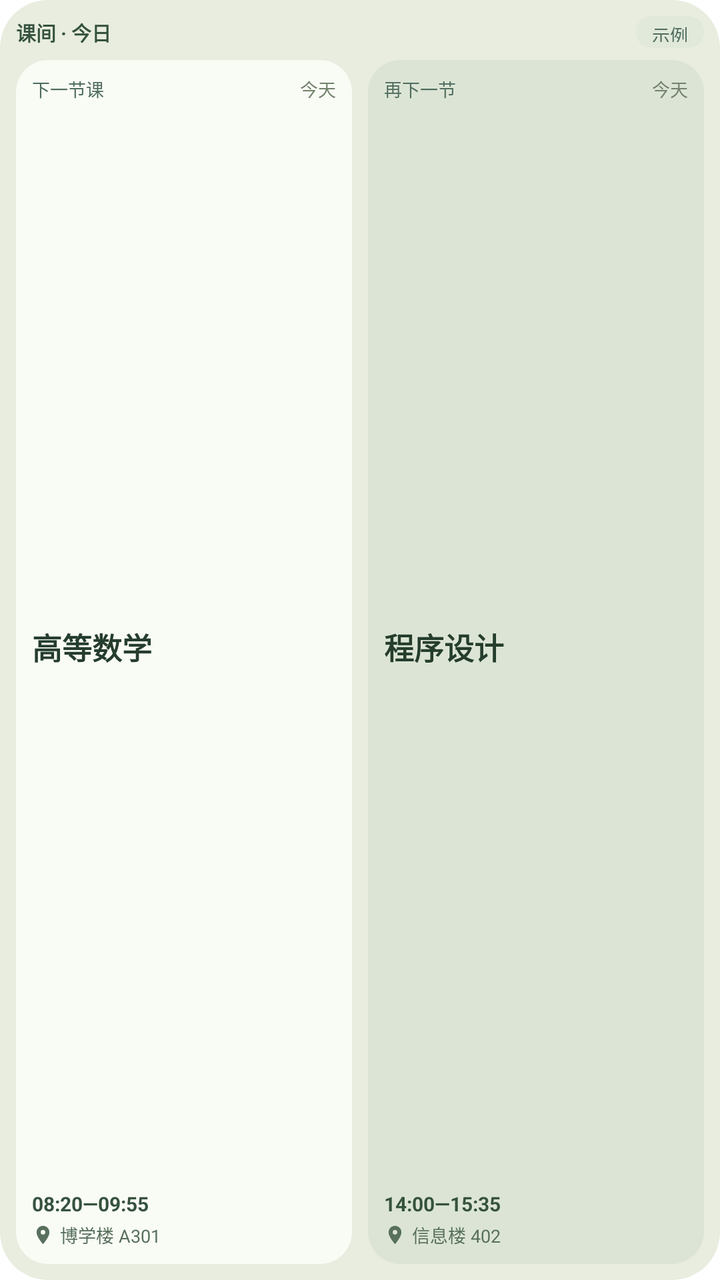
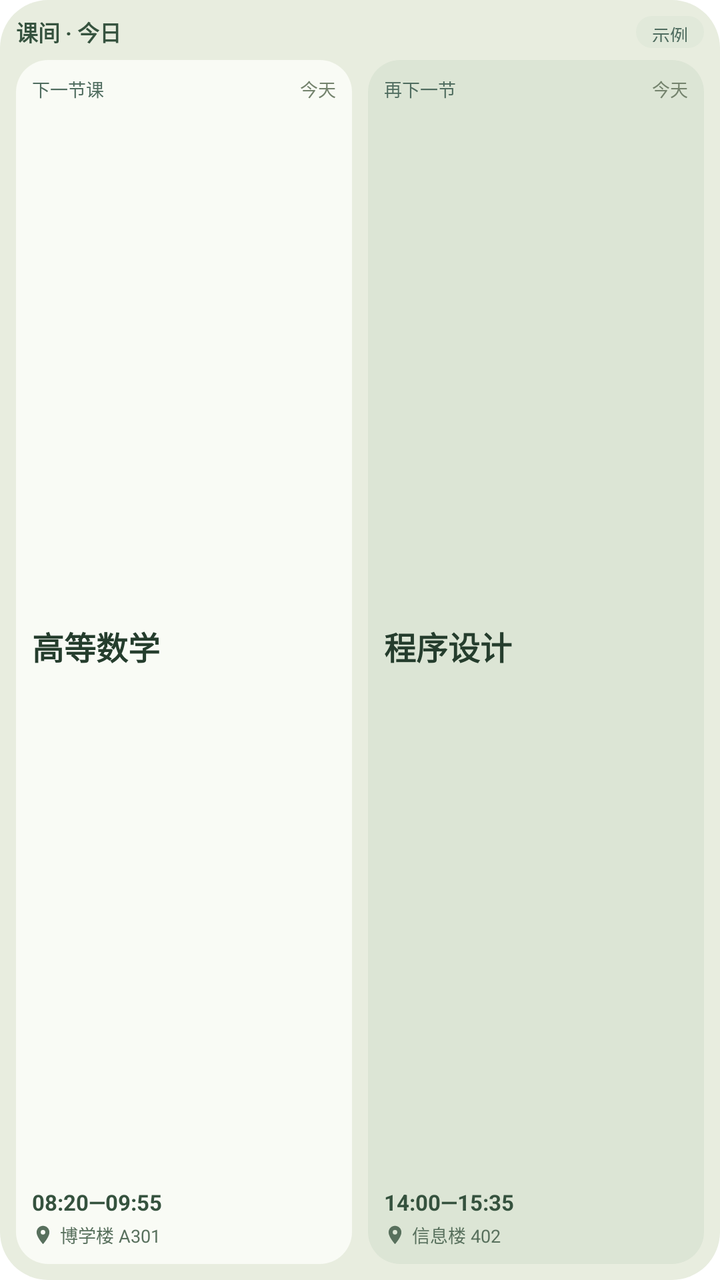

Two renders of the same Android screen: before a commit and after it. Below are the layout's source before the change and the commit's diff.
<!-- AndroidManifest.xml: fallback theme Theme.MaterialComponents.DayNight.NoActionBar -->
<!-- res/layout/widget_schedule_dense.xml -->
<?xml version="1.0" encoding="utf-8"?>
<LinearLayout xmlns:android="http://schemas.android.com/apk/res/android"
    android:id="@+id/widget_root" android:layout_width="match_parent" android:layout_height="match_parent"
    android:orientation="vertical" android:padding="8dp" android:background="@drawable/widget_background">
    <LinearLayout android:layout_width="match_parent" android:layout_height="16dp" android:gravity="center_vertical">
        <TextView android:id="@+id/widget_date" android:layout_width="0dp" android:layout_weight="1" android:layout_height="wrap_content" android:text="课间 · 今日" android:textColor="#35523E" android:textSize="10sp" android:textStyle="bold" android:maxLines="1" android:ellipsize="end" android:includeFontPadding="false" />
        <TextView android:id="@+id/widget_week" android:layout_width="wrap_content" android:layout_height="wrap_content" android:paddingLeft="8dp" android:paddingRight="8dp" android:paddingTop="3dp" android:paddingBottom="3dp" android:background="@drawable/widget_badge" android:text="示例" android:textColor="#4F6C5F" android:textSize="9sp" android:maxLines="1" android:includeFontPadding="false" />
    </LinearLayout>
    <LinearLayout android:layout_width="match_parent" android:layout_height="0dp" android:layout_weight="1" android:layout_marginTop="6dp" android:orientation="horizontal" android:baselineAligned="false">
        <LinearLayout android:layout_width="0dp" android:layout_weight="1" android:layout_height="match_parent" android:orientation="vertical" android:padding="8dp" android:background="@drawable/widget_card_primary">
            <LinearLayout android:layout_width="match_parent" android:layout_height="wrap_content" android:gravity="center_vertical">
                <TextView android:id="@+id/widget_status" android:layout_width="0dp" android:layout_weight="1" android:layout_height="wrap_content" android:text="下一节课" android:textColor="#4F6C5F" android:textSize="9sp" android:maxLines="1" android:ellipsize="end" android:includeFontPadding="false" />
                <TextView android:id="@+id/widget_day" android:layout_width="wrap_content" android:layout_height="wrap_content" android:text="今天" android:textColor="#74836D" android:textSize="9sp" android:maxLines="1" android:includeFontPadding="false" />
            </LinearLayout>
            <TextView android:id="@+id/widget_name" android:layout_width="match_parent" android:layout_height="0dp" android:layout_weight="1" android:gravity="center_vertical" android:text="高等数学" android:textColor="#253D2D" android:textSize="15sp" android:textStyle="bold" android:maxLines="1" android:ellipsize="end" android:includeFontPadding="false" />
            <TextView android:id="@+id/widget_time" android:layout_width="match_parent" android:layout_height="wrap_content" android:text="08:20—09:55" android:textColor="#35523E" android:textSize="10sp" android:textStyle="bold" android:maxLines="1" android:ellipsize="end" android:includeFontPadding="false" />
            <LinearLayout android:layout_width="match_parent" android:layout_height="wrap_content" android:layout_marginTop="3dp" android:gravity="center_vertical">
                <ImageView android:layout_width="11dp" android:layout_height="11dp" android:layout_marginRight="3dp" android:src="@drawable/widget_location" android:importantForAccessibility="no" />
                <TextView android:id="@+id/widget_room" android:layout_width="0dp" android:layout_weight="1" android:layout_height="wrap_content" android:text="博学楼 A301" android:textColor="#58705D" android:textSize="9sp" android:maxLines="1" android:ellipsize="end" android:includeFontPadding="false" />
            </LinearLayout>
        </LinearLayout>
        <LinearLayout android:id="@+id/widget_second" android:layout_width="0dp" android:layout_weight="1" android:layout_height="match_parent" android:layout_marginLeft="8dp" android:orientation="vertical" android:padding="8dp" android:background="@drawable/widget_card_secondary">
            <LinearLayout android:layout_width="match_parent" android:layout_height="wrap_content" android:gravity="center_vertical">
                <TextView android:id="@+id/widget_second_status" android:layout_width="0dp" android:layout_weight="1" android:layout_height="wrap_content" android:text="再下一节" android:textColor="#4F6C5F" android:textSize="9sp" android:maxLines="1" android:ellipsize="end" android:includeFontPadding="false" />
                <TextView android:id="@+id/widget_second_day" android:layout_width="wrap_content" android:layout_height="wrap_content" android:text="今天" android:textColor="#74836D" android:textSize="9sp" android:maxLines="1" android:includeFontPadding="false" />
            </LinearLayout>
            <TextView android:id="@+id/widget_second_name" android:layout_width="match_parent" android:layout_height="0dp" android:layout_weight="1" android:gravity="center_vertical" android:text="程序设计" android:textColor="#253D2D" android:textSize="15sp" android:textStyle="bold" android:maxLines="1" android:ellipsize="end" android:includeFontPadding="false" />
            <TextView android:id="@+id/widget_second_time" android:layout_width="match_parent" android:layout_height="wrap_content" android:text="14:00—15:35" android:textColor="#35523E" android:textSize="10sp" android:textStyle="bold" android:maxLines="1" android:ellipsize="end" android:includeFontPadding="false" />
            <LinearLayout android:layout_width="match_parent" android:layout_height="wrap_content" android:layout_marginTop="3dp" android:gravity="center_vertical">
                <ImageView android:layout_width="11dp" android:layout_height="11dp" android:layout_marginRight="3dp" android:src="@drawable/widget_location" android:importantForAccessibility="no" />
                <TextView android:id="@+id/widget_second_room" android:layout_width="0dp" android:layout_weight="1" android:layout_height="wrap_content" android:text="信息楼 402" android:textColor="#58705D" android:textSize="9sp" android:maxLines="1" android:ellipsize="end" android:includeFontPadding="false" />
            </LinearLayout>
        </LinearLayout>
    </LinearLayout>
</LinearLayout>
<!-- resources referenced by this layout -->
<resources>
  <!-- drawable widget_background (drawable) -->
  <?xml version="1.0" encoding="utf-8"?>
  <shape xmlns:android="http://schemas.android.com/apk/res/android" android:shape="rectangle">
      <solid android:color="#E8EDDF" />
      <corners android:radius="24dp" />
  </shape>
  <!-- drawable widget_badge (drawable) -->
  <?xml version="1.0" encoding="utf-8"?>
  <shape xmlns:android="http://schemas.android.com/apk/res/android" android:shape="rectangle">
      <solid android:color="#E1E9DA" />
      <corners android:radius="8dp" />
  </shape>
  <!-- drawable widget_card_primary (drawable) -->
  <?xml version="1.0" encoding="utf-8"?>
  <shape xmlns:android="http://schemas.android.com/apk/res/android" android:shape="rectangle">
      <solid android:color="#F9FBF5" />
      <corners android:radius="16dp" />
  </shape>
  <!-- drawable widget_card_secondary (drawable) -->
  <?xml version="1.0" encoding="utf-8"?>
  <shape xmlns:android="http://schemas.android.com/apk/res/android" android:shape="rectangle">
      <solid android:color="#DCE5D5" />
      <corners android:radius="16dp" />
  </shape>
  <!-- drawable widget_location (drawable) -->
  <vector xmlns:android="http://schemas.android.com/apk/res/android" android:width="12dp" android:height="12dp" android:viewportWidth="24" android:viewportHeight="24">
      <path android:fillColor="#58705D" android:pathData="M12,2C8.13,2 5,5.13 5,9c0,5.25 7,13 7,13s7,-7.75 7,-13c0,-3.87 -3.13,-7 -7,-7zM12,11.5A2.5,2.5 0,1 1,12,6.5a2.5,2.5 0,0 1,0,5z" />
  </vector>
</resources>

<!-- the commit's change to res/layout/widget_schedule_dense.xml (unified diff, before → after) -->
@@ -3,7 +3,7 @@
     android:id="@+id/widget_root" android:layout_width="match_parent" android:layout_height="match_parent"
     android:orientation="vertical" android:padding="8dp" android:background="@drawable/widget_background">
     <LinearLayout android:layout_width="match_parent" android:layout_height="16dp" android:gravity="center_vertical">
-        <TextView android:id="@+id/widget_date" android:layout_width="0dp" android:layout_weight="1" android:layout_height="wrap_content" android:text="课间 · 今日" android:textColor="#35523E" android:textSize="10sp" android:textStyle="bold" android:maxLines="1" android:ellipsize="end" android:includeFontPadding="false" />
+        <TextView android:id="@+id/widget_date" android:layout_width="0dp" android:layout_weight="1" android:layout_height="wrap_content" android:text="课间 · 今日" android:textColor="#35523E" android:textSize="11sp" android:textStyle="bold" android:maxLines="1" android:ellipsize="end" android:includeFontPadding="false" />
         <TextView android:id="@+id/widget_week" android:layout_width="wrap_content" android:layout_height="wrap_content" android:paddingLeft="8dp" android:paddingRight="8dp" android:paddingTop="3dp" android:paddingBottom="3dp" android:background="@drawable/widget_badge" android:text="示例" android:textColor="#4F6C5F" android:textSize="9sp" android:maxLines="1" android:includeFontPadding="false" />
     </LinearLayout>
     <LinearLayout android:layout_width="match_parent" android:layout_height="0dp" android:layout_weight="1" android:layout_marginTop="6dp" android:orientation="horizontal" android:baselineAligned="false">
@@ -12,8 +12,8 @@
                 <TextView android:id="@+id/widget_status" android:layout_width="0dp" android:layout_weight="1" android:layout_height="wrap_content" android:text="下一节课" android:textColor="#4F6C5F" android:textSize="9sp" android:maxLines="1" android:ellipsize="end" android:includeFontPadding="false" />
                 <TextView android:id="@+id/widget_day" android:layout_width="wrap_content" android:layout_height="wrap_content" android:text="今天" android:textColor="#74836D" android:textSize="9sp" android:maxLines="1" android:includeFontPadding="false" />
             </LinearLayout>
-            <TextView android:id="@+id/widget_name" android:layout_width="match_parent" android:layout_height="0dp" android:layout_weight="1" android:gravity="center_vertical" android:text="高等数学" android:textColor="#253D2D" android:textSize="15sp" android:textStyle="bold" android:maxLines="1" android:ellipsize="end" android:includeFontPadding="false" />
-            <TextView android:id="@+id/widget_time" android:layout_width="match_parent" android:layout_height="wrap_content" android:text="08:20—09:55" android:textColor="#35523E" android:textSize="10sp" android:textStyle="bold" android:maxLines="1" android:ellipsize="end" android:includeFontPadding="false" />
+            <TextView android:id="@+id/widget_name" android:layout_width="match_parent" android:layout_height="0dp" android:layout_weight="1" android:gravity="center_vertical" android:text="高等数学" android:textColor="#253D2D" android:textSize="16sp" android:textStyle="bold" android:maxLines="1" android:ellipsize="end" android:includeFontPadding="false" />
+            <TextView android:id="@+id/widget_time" android:layout_width="match_parent" android:layout_height="wrap_content" android:text="08:20—09:55" android:textColor="#35523E" android:textSize="11sp" android:textStyle="bold" android:maxLines="1" android:ellipsize="end" android:includeFontPadding="false" />
             <LinearLayout android:layout_width="match_parent" android:layout_height="wrap_content" android:layout_marginTop="3dp" android:gravity="center_vertical">
                 <ImageView android:layout_width="11dp" android:layout_height="11dp" android:layout_marginRight="3dp" android:src="@drawable/widget_location" android:importantForAccessibility="no" />
                 <TextView android:id="@+id/widget_room" android:layout_width="0dp" android:layout_weight="1" android:layout_height="wrap_content" android:text="博学楼 A301" android:textColor="#58705D" android:textSize="9sp" android:maxLines="1" android:ellipsize="end" android:includeFontPadding="false" />
@@ -24,8 +24,8 @@
                 <TextView android:id="@+id/widget_second_status" android:layout_width="0dp" android:layout_weight="1" android:layout_height="wrap_content" android:text="再下一节" android:textColor="#4F6C5F" android:textSize="9sp" android:maxLines="1" android:ellipsize="end" android:includeFontPadding="false" />
                 <TextView android:id="@+id/widget_second_day" android:layout_width="wrap_content" android:layout_height="wrap_content" android:text="今天" android:textColor="#74836D" android:textSize="9sp" android:maxLines="1" android:includeFontPadding="false" />
             </LinearLayout>
-            <TextView android:id="@+id/widget_second_name" android:layout_width="match_parent" android:layout_height="0dp" android:layout_weight="1" android:gravity="center_vertical" android:text="程序设计" android:textColor="#253D2D" android:textSize="15sp" android:textStyle="bold" android:maxLines="1" android:ellipsize="end" android:includeFontPadding="false" />
-            <TextView android:id="@+id/widget_second_time" android:layout_width="match_parent" android:layout_height="wrap_content" android:text="14:00—15:35" android:textColor="#35523E" android:textSize="10sp" android:textStyle="bold" android:maxLines="1" android:ellipsize="end" android:includeFontPadding="false" />
+            <TextView android:id="@+id/widget_second_name" android:layout_width="match_parent" android:layout_height="0dp" android:layout_weight="1" android:gravity="center_vertical" android:text="程序设计" android:textColor="#253D2D" android:textSize="16sp" android:textStyle="bold" android:maxLines="1" android:ellipsize="end" android:includeFontPadding="false" />
+            <TextView android:id="@+id/widget_second_time" android:layout_width="match_parent" android:layout_height="wrap_content" android:text="14:00—15:35" android:textColor="#35523E" android:textSize="11sp" android:textStyle="bold" android:maxLines="1" android:ellipsize="end" android:includeFontPadding="false" />
             <LinearLayout android:layout_width="match_parent" android:layout_height="wrap_content" android:layout_marginTop="3dp" android:gravity="center_vertical">
                 <ImageView android:layout_width="11dp" android:layout_height="11dp" android:layout_marginRight="3dp" android:src="@drawable/widget_location" android:importantForAccessibility="no" />
                 <TextView android:id="@+id/widget_second_room" android:layout_width="0dp" android:layout_weight="1" android:layout_height="wrap_content" android:text="信息楼 402" android:textColor="#58705D" android:textSize="9sp" android:maxLines="1" android:ellipsize="end" android:includeFontPadding="false" />
